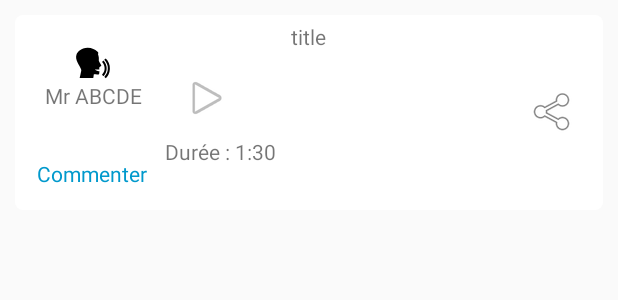
After one commit to vod-project/vodio-android-app, an Android app: the layout vod_item.xml on its own in the app's theme, with its tools: preview values and no code run, on a phone screen of 412 x 824 dp. The commit adds this screen. Shown: the top 300 px of the screen. Run offline under Robolectric (Android 15) with nearby library versions, the phone set to English and light mode, and no system bars.

Commit message:
working on view, on retrieve vod from database

```diff
--- a/app/src/main/java/app/vodio/com/vodio/fragments/LoginFragment.java
+++ b/app/src/main/java/app/vodio/com/vodio/fragments/LoginFragment.java
@@ -162,7 +162,7 @@ public class LoginFragment extends AbstractFragment{
 
     class OnCompleteLogin implements OnCompleteAsyncTask{
         @Override
-        public void onSuccess() {
+        public void onSuccess(Object obj) {
             authenticationSuccess();
         }
 
--- a/app/src/main/java/app/vodio/com/vodio/fragments/RegisterFragment.java
+++ b/app/src/main/java/app/vodio/com/vodio/fragments/RegisterFragment.java
@@ -160,7 +160,7 @@ public class RegisterFragment extends AbstractFragment{
     class OnCompleteRegister implements OnCompleteAsyncTask{
 
         @Override
-        public void onSuccess() {
+        public void onSuccess(Object obj) {
             registrationSuccess();
         }
 
--- a/app/src/main/java/app/vodio/com/vodio/utils/OnCompleteAsyncTask.java
+++ b/app/src/main/java/app/vodio/com/vodio/utils/OnCompleteAsyncTask.java
@@ -1,6 +1,6 @@
 package app.vodio.com.vodio.utils;
 
 public interface OnCompleteAsyncTask {
-    void onSuccess();
+    void onSuccess(Object obj);
     void onFail();
 }
--- a/app/src/main/res/layout/fragment_actu.xml
+++ b/app/src/main/res/layout/fragment_actu.xml
@@ -10,9 +10,11 @@
         android:id="@+id/searchInList"
         android:layout_width="match_parent"
         android:layout_height="wrap_content"
+        android:padding="15dp"
         android:hint="search..."/>
 
     <ListView
+        android:layout_margin="5dp"
         android:layout_below="@id/searchInList"
         android:id="@+id/listOfPost"
         android:layout_width="match_parent"
--- /dev/null
+++ b/app/src/main/res/layout/vod_item.xml
@@ -0,0 +1,99 @@
+<?xml version="1.0" encoding="utf-8"?>
+<RelativeLayout xmlns:android="http://schemas.android.com/apk/res/android"
+    xmlns:app="http://schemas.android.com/apk/res-auto"
+    android:orientation="vertical"
+    android:layout_width="match_parent"
+    android:layout_height="wrap_content"
+    android:layout_margin="10dp"
+    style="@style/backgroundItem">
+
+    <TextView
+        android:layout_marginBottom="10dp"
+        android:id="@+id/titleTv"
+        android:layout_width="wrap_content"
+        android:layout_height="wrap_content"
+        android:text="title"
+        android:layout_centerHorizontal="true" />
+
+    <RelativeLayout
+        android:layout_margin="15dp"
+        android:id="@+id/authorDataLayout"
+        android:layout_width="wrap_content"
+        android:layout_height="wrap_content"
+        android:layout_alignParentStart="true">
+
+        <ImageView
+            android:id="@+id/profile_img"
+            android:layout_width="wrap_content"
+            android:layout_height="wrap_content"
+            android:layout_centerHorizontal="true"
+            android:src="@drawable/ic_profile_icon_black"
+            />
+        <TextView
+            android:id="@+id/authorTv"
+            android:layout_below="@id/profile_img"
+            android:layout_width="wrap_content"
+            android:layout_height="wrap_content"
+            android:text="Mr ABCDE"/>
+    </RelativeLayout>
+
+    <RelativeLayout
+        android:id="@+id/mediaLayout"
+        android:layout_toEndOf="@id/authorDataLayout"
+        android:layout_toStartOf="@id/shareButton"
+        android:layout_centerVertical="true"
+        android:layout_width="wrap_content"
+        android:layout_height="wrap_content">
+        <ImageButton
+
+            android:layout_alignParentLeft="true"
+            android:id="@+id/playButton"
+            android:layout_width="wrap_content"
+            android:layout_height="wrap_content"
+            android:backgroundTint="@android:color/transparent"
+            android:src="@android:drawable/ic_media_play"/>
+        <MediaController
+            android:id="@+id/mediaController"
+            android:layout_toEndOf="@id/playButton"
+            android:layout_width="match_parent"
+            android:layout_height="wrap_content"
+            android:layout_centerVertical="true"
+            ></MediaController>
+        <TextView
+            android:layout_width="wrap_content"
+            android:layout_height="wrap_content"
+            android:id="@+id/dureeTv"
+            android:layout_below="@id/playButton"
+            android:text="Durée : "/>
+        <TextView
+            android:id="@+id/timeTv"
+            android:layout_below="@id/playButton"
+            android:layout_toRightOf="@id/dureeTv"
+            android:layout_width="wrap_content"
+            android:layout_height="wrap_content"
+            android:text="1:30"/>
+
+    </RelativeLayout>
+
+    <TextView
+        android:layout_marginTop="20dp"
+        android:layout_width="wrap_content"
+        android:layout_height="wrap_content"
+        android:text="Commenter"
+        android:textColor="@android:color/holo_blue_dark"
+        android:layout_below="@id/mediaLayout"
+        android:layout_marginLeft="10dp"
+        android:layout_marginBottom="10dp"
+        />
+    <ImageButton
+        android:id="@+id/shareButton"
+        android:layout_width="wrap_content"
+        android:layout_height="wrap_content"
+        android:src="@android:drawable/ic_menu_share"
+        android:backgroundTint="@android:color/transparent"
+        android:layout_centerVertical="true"
+        android:layout_alignParentEnd="true"
+        />
+
+
+</RelativeLayout>
--- a/app/src/main/res/values/styles.xml
+++ b/app/src/main/res/values/styles.xml
@@ -17,6 +17,13 @@
     <style name="buttonBlue" parent="Widget.AppCompat.Button.Borderless.Colored">
         <item name="android:background">@drawable/background_button_blue_selector</item>
         <item name="android:textColor">@drawable/background_button_blue_selector</item>
+        <item name="android:innerRadius">50dp</item>
+    </style>
+
+    <style name="backgroundItem" parent="Widget.AppCompat.Button.Borderless.Colored">
+        <item name="android:background">@drawable/background_button_blue_selector</item>
+        <item name="android:textColor">@drawable/background_button_blue_selector</item>
+        <item name="android:backgroundTint">@android:color/background_light</item>
         <item name="android:innerRadius">50dp</item>
     </style>
 
```
Also changed, not shown: app/src/main/java/app/vodio/com/vodio/activities/HomeActivity.java (+7 -2 lines), app/src/main/java/app/vodio/com/vodio/beans/Vod.java (+53 -0 lines), app/src/main/java/app/vodio/com/vodio/database/HTTPUtils.java (added, +95 -0 lines), app/src/main/java/app/vodio/com/vodio/database/UserMapper.java (+27 -0 lines), app/src/main/java/app/vodio/com/vodio/database/VodMapper.java (added, +37 -0 lines), app/src/main/java/app/vodio/com/vodio/fragments/ActuFragment.java (+35 -1 lines), app/src/main/java/app/vodio/com/vodio/utils/MyAsyncTask.java (+8 -4 lines), app/src/main/java/app/vodio/com/vodio/views/VodAdapter.java (added, +70 -0 lines), app/src/main/res/layout/activity_home.xml (+1 -8 lines), app/src/main/res/menu/menu_nav_drawer.xml (added, +21 -0 lines), 3 other files.
